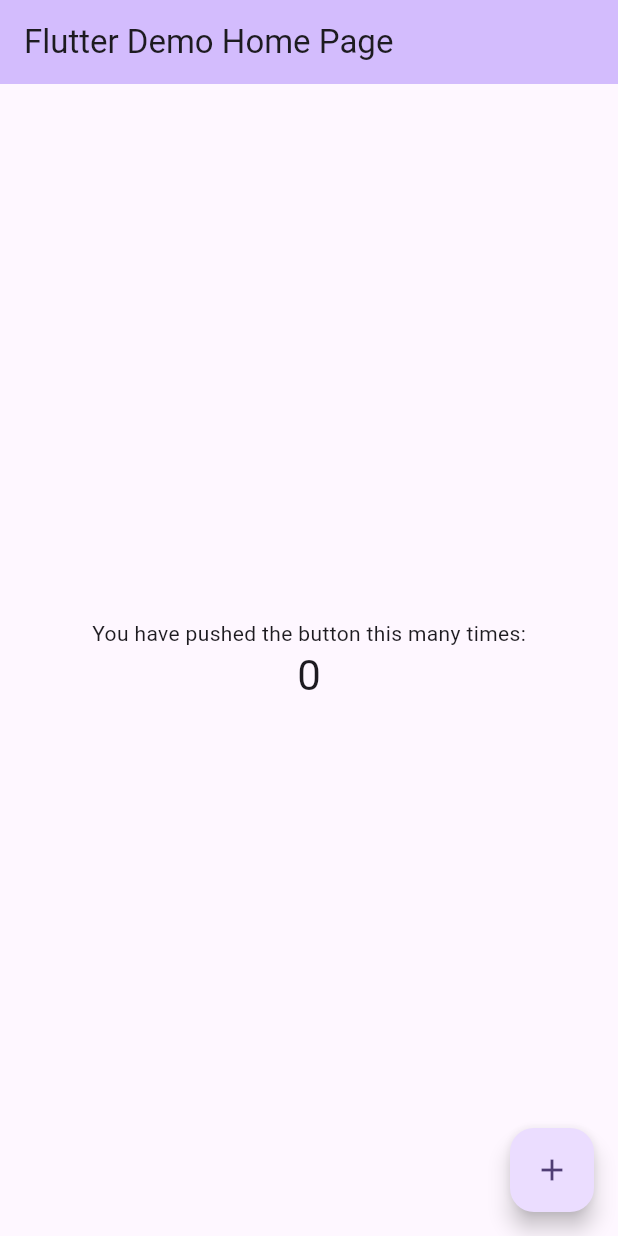
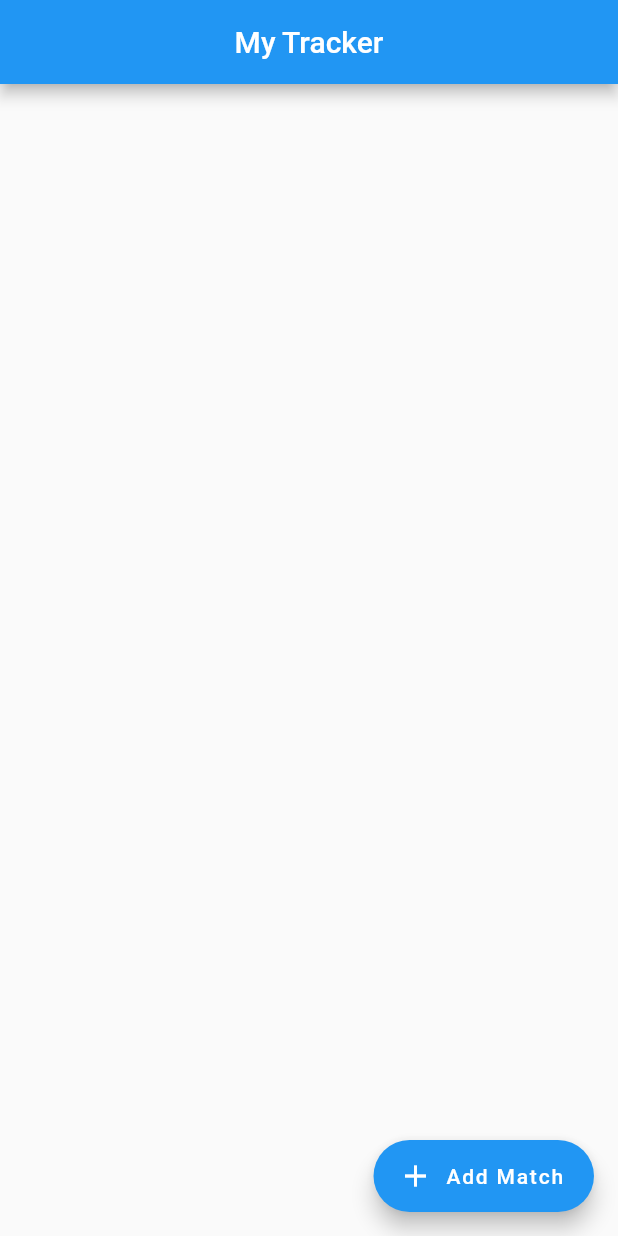
Before and after one commit to Chancka/usecase, a Flutter app: the screen it shows after launch, on a phone screen of 412 x 824 dp. Run offline on Flutter 3.47's test engine with Material 2 defaults, Android fonts, the phone set to English and light mode, and no system bars.

Commit message:
feat(front) : Create root widget MyTracker
Add view HomeView
Add widgets, AddMatch and DatePicker

```diff
--- a/front/my_tracker/lib/main.dart
+++ b/front/my_tracker/lib/main.dart
@@ -1,125 +1,18 @@
 import 'package:flutter/material.dart';
+import 'package:my_tracker/views/home_view.dart';
 
-void main() {
-  runApp(const MyApp());
-}
+void main() => runApp(MyTracker());
 
-class MyApp extends StatelessWidget {
-  const MyApp({super.key});
-
-  // This widget is the root of your application.
+// MyTracker widget, the root of the app
+class MyTracker extends StatelessWidget {
   @override
   Widget build(BuildContext context) {
     return MaterialApp(
-      title: 'Flutter Demo',
+      title: 'My Tracker',
       theme: ThemeData(
-        // This is the theme of your application.
-        //
-        // TRY THIS: Try running your application with "flutter run". You'll see
-        // the application has a blue toolbar. Then, without quitting the app,
-        // try changing the seedColor in the colorScheme below to Colors.green
-        // and then invoke "hot reload" (save your changes or press the "hot
-        // reload" button in a Flutter-supported IDE, or press "r" if you used
-        // the command line to start the app).
-        //
-        // Notice that the counter didn't reset back to zero; the application
-        // state is not lost during the reload. To reset the state, use hot
-        // restart instead.
-        //
-        // This works for code too, not just values: Most code changes can be
-        // tested with just a hot reload.
-        colorScheme: ColorScheme.fromSeed(seedColor: Colors.deepPurple),
-        useMaterial3: true,
+        primarySwatch: Colors.blue,
       ),
-      home: const MyHomePage(title: 'Flutter Demo Home Page'),
+      home: HomeView(),
     );
   }
 }
-
-class MyHomePage extends StatefulWidget {
-  const MyHomePage({super.key, required this.title});
-
-  // This widget is the home page of your application. It is stateful, meaning
-  // that it has a State object (defined below) that contains fields that affect
-  // how it looks.
-
-  // This class is the configuration for the state. It holds the values (in this
-  // case the title) provided by the parent (in this case the App widget) and
-  // used by the build method of the State. Fields in a Widget subclass are
-  // always marked "final".
-
-  final String title;
-
-  @override
-  State<MyHomePage> createState() => _MyHomePageState();
-}
-
-class _MyHomePageState extends State<MyHomePage> {
-  int _counter = 0;
-
-  void _incrementCounter() {
-    setState(() {
-      // This call to setState tells the Flutter framework that something has
-      // changed in this State, which causes it to rerun the build method below
-      // so that the display can reflect the updated values. If we changed
-      // _counter without calling setState(), then the build method would not be
-      // called again, and so nothing would appear to happen.
-      _counter++;
-    });
-  }
-
-  @override
-  Widget build(BuildContext context) {
-    // This method is rerun every time setState is called, for instance as done
-    // by the _incrementCounter method above.
-    //
-    // The Flutter framework has been optimized to make rerunning build methods
-    // fast, so that you can just rebuild anything that needs updating rather
-    // than having to individually change instances of widgets.
-    return Scaffold(
-      appBar: AppBar(
-        // TRY THIS: Try changing the color here to a specific color (to
-        // Colors.amber, perhaps?) and trigger a hot reload to see the AppBar
-        // change color while the other colors stay the same.
-        backgroundColor: Theme.of(context).colorScheme.inversePrimary,
-        // Here we take the value from the MyHomePage object that was created by
-        // the App.build method, and use it to set our appbar title.
-        title: Text(widget.title),
-      ),
-      body: Center(
-        // Center is a layout widget. It takes a single child and positions it
-        // in the middle of the parent.
-        child: Column(
-          // Column is also a layout widget. It takes a list of children and
-          // arranges them vertically. By default, it sizes itself to fit its
-          // children horizontally, and tries to be as tall as its parent.
-          //
-          // Column has various properties to control how it sizes itself and
-          // how it positions its children. Here we use mainAxisAlignment to
-          // center the children vertically; the main axis here is the vertical
-          // axis because Columns are vertical (the cross axis would be
-          // horizontal).
-          //
-          // TRY THIS: Invoke "debug painting" (choose the "Toggle Debug Paint"
-          // action in the IDE, or press "p" in the console), to see the
-          // wireframe for each widget.
-          mainAxisAlignment: MainAxisAlignment.center,
-          children: <Widget>[
-            const Text(
-              'You have pushed the button this many times:',
-            ),
-            Text(
-              '$_counter',
-              style: Theme.of(context).textTheme.headlineMedium,
-            ),
-          ],
-        ),
-      ),
-      floatingActionButton: FloatingActionButton(
-        onPressed: _incrementCounter,
-        tooltip: 'Increment',
-        child: const Icon(Icons.add),
-      ), // This trailing comma makes auto-formatting nicer for build methods.
-    );
-  }
-}
--- /dev/null
+++ b/front/my_tracker/lib/views/home_view.dart
@@ -0,0 +1,31 @@
+import 'package:flutter/material.dart';
+import 'package:my_tracker/widgets/add_match.dart';
+
+// HomeView widget, the home page of the app
+class HomeView extends StatefulWidget {
+  @override
+  State<StatefulWidget> createState() => _HomeViewState();
+}
+
+class _HomeViewState extends State<HomeView> {
+
+  @override
+  Widget build(BuildContext context) {
+    return Scaffold(
+      appBar: AppBar(
+        title: Text('My Tracker'),
+        centerTitle: true,
+      ),
+      floatingActionButton: FloatingActionButton.extended(
+        onPressed: () {
+          showDialog(
+            context: context,
+            builder: (BuildContext context) => AddMatch(),
+          );
+        },
+        label: const Text('Add Match'),
+        icon: const Icon(Icons.add),
+      ),
+    );
+  }
+}
```
Also changed, not shown: front/my_tracker/lib/widgets/add_match.dart (added, +125 -0 lines), front/my_tracker/lib/widgets/date_picker.dart (added, +39 -0 lines).
